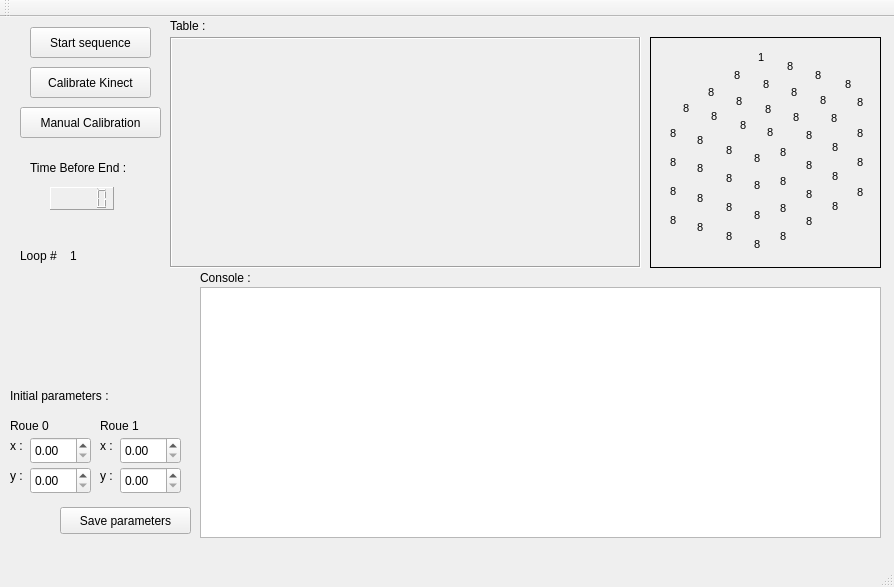
First picture: the form in app/src/basestation/ui/mainwindow.ui, repository francisvalois/design3, before the edit.
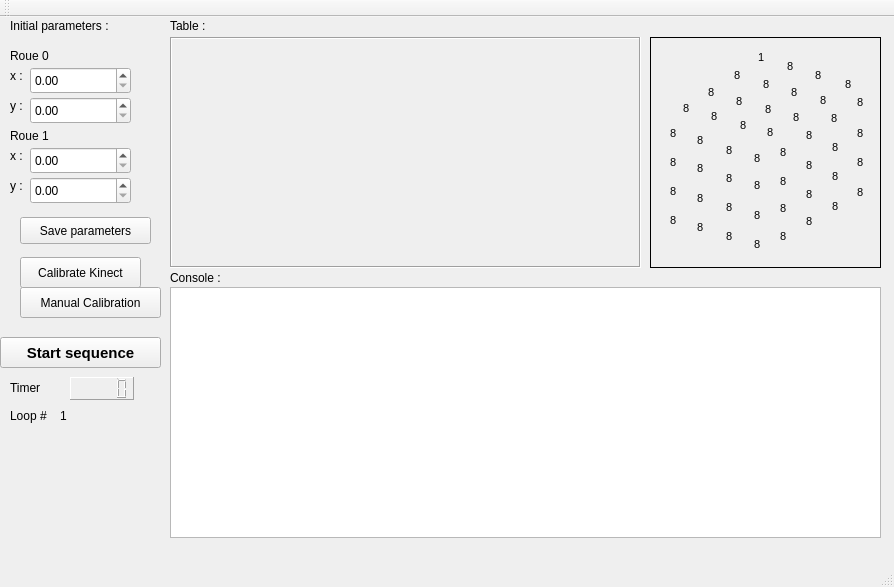
Second picture: the form after the edit.

Patch:
```diff
--- a/app/src/basestation/ui/mainwindow.ui
+++ b/app/src/basestation/ui/mainwindow.ui
@@ -17,12 +17,19 @@
    <widget class="QPushButton" name="StartSequenceButton">
     <property name="geometry">
      <rect>
-      <x>30</x>
-      <y>10</y>
-      <width>121</width>
+      <x>0</x>
+      <y>320</y>
+      <width>161</width>
       <height>31</height>
      </rect>
     </property>
+    <property name="font">
+     <font>
+      <pointsize>11</pointsize>
+      <weight>75</weight>
+      <bold>true</bold>
+     </font>
+    </property>
     <property name="text">
      <string>Start sequence</string>
     </property>
@@ -30,8 +37,8 @@
    <widget class="QLCDNumber" name="TimeBeforeEnd">
     <property name="geometry">
      <rect>
-      <x>50</x>
-      <y>170</y>
+      <x>70</x>
+      <y>360</y>
       <width>64</width>
       <height>23</height>
      </rect>
@@ -49,22 +56,22 @@
    <widget class="QLabel" name="label">
     <property name="geometry">
      <rect>
-      <x>30</x>
-      <y>140</y>
+      <x>10</x>
+      <y>360</y>
       <width>121</width>
       <height>21</height>
      </rect>
     </property>
     <property name="text">
-     <string>Time Before End :</string>
+     <string>Timer</string>
     </property>
    </widget>
    <widget class="QTextEdit" name="consoleText">
     <property name="geometry">
      <rect>
-      <x>200</x>
+      <x>170</x>
       <y>270</y>
-      <width>681</width>
+      <width>711</width>
       <height>251</height>
      </rect>
     </property>
@@ -72,7 +79,7 @@
    <widget class="QLabel" name="label_2">
     <property name="geometry">
      <rect>
-      <x>200</x>
+      <x>170</x>
       <y>250</y>
       <width>121</width>
       <height>21</height>
@@ -85,8 +92,8 @@
    <widget class="QPushButton" name="calibrateKinectButton">
     <property name="geometry">
      <rect>
-      <x>30</x>
-      <y>50</y>
+      <x>20</x>
+      <y>240</y>
       <width>121</width>
       <height>31</height>
      </rect>
@@ -140,7 +147,7 @@
     <property name="geometry">
      <rect>
       <x>20</x>
-      <y>90</y>
+      <y>270</y>
       <width>141</width>
       <height>31</height>
      </rect>
@@ -152,8 +159,8 @@
    <widget class="QLabel" name="label_4">
     <property name="geometry">
      <rect>
-      <x>20</x>
-      <y>230</y>
+      <x>10</x>
+      <y>390</y>
       <width>51</width>
       <height>17</height>
      </rect>
@@ -165,8 +172,8 @@
    <widget class="QLabel" name="loopNumber">
     <property name="geometry">
      <rect>
-      <x>70</x>
-      <y>230</y>
+      <x>60</x>
+      <y>390</y>
       <width>21</width>
       <height>17</height>
      </rect>
@@ -178,8 +185,8 @@
    <widget class="QLabel" name="loopTime">
     <property name="geometry">
      <rect>
-      <x>90</x>
-      <y>230</y>
+      <x>80</x>
+      <y>390</y>
       <width>66</width>
       <height>121</height>
      </rect>
@@ -217,7 +224,7 @@
     <property name="geometry">
      <rect>
       <x>10</x>
-      <y>370</y>
+      <y>0</y>
       <width>151</width>
       <height>17</height>
      </rect>
@@ -230,7 +237,7 @@
     <property name="geometry">
      <rect>
       <x>10</x>
-      <y>420</y>
+      <y>50</y>
       <width>21</width>
       <height>17</height>
      </rect>
@@ -243,7 +250,7 @@
     <property name="geometry">
      <rect>
       <x>10</x>
-      <y>450</y>
+      <y>80</y>
       <width>21</width>
       <height>17</height>
      </rect>
@@ -255,8 +262,8 @@
    <widget class="QPushButton" name="saveParametersbtn">
     <property name="geometry">
      <rect>
-      <x>60</x>
-      <y>490</y>
+      <x>20</x>
+      <y>200</y>
       <width>131</width>
       <height>27</height>
      </rect>
@@ -269,8 +276,8 @@
     <property name="geometry">
      <rect>
       <x>30</x>
-      <y>420</y>
-      <width>61</width>
+      <y>50</y>
+      <width>101</width>
       <height>27</height>
      </rect>
     </property>
@@ -282,8 +289,8 @@
     <property name="geometry">
      <rect>
       <x>30</x>
-      <y>450</y>
-      <width>61</width>
+      <y>80</y>
+      <width>101</width>
       <height>27</height>
      </rect>
     </property>
@@ -1161,9 +1168,9 @@
    <widget class="QDoubleSpinBox" name="roue1y">
     <property name="geometry">
      <rect>
-      <x>120</x>
-      <y>450</y>
-      <width>61</width>
+      <x>30</x>
+      <y>160</y>
+      <width>101</width>
       <height>27</height>
      </rect>
     </property>
@@ -1174,8 +1181,8 @@
    <widget class="QLabel" name="label_9">
     <property name="geometry">
      <rect>
-      <x>100</x>
-      <y>450</y>
+      <x>10</x>
+      <y>160</y>
       <width>21</width>
       <height>17</height>
      </rect>
@@ -1187,8 +1194,8 @@
    <widget class="QLabel" name="label_10">
     <property name="geometry">
      <rect>
-      <x>100</x>
-      <y>420</y>
+      <x>10</x>
+      <y>130</y>
       <width>21</width>
       <height>17</height>
      </rect>
@@ -1200,9 +1207,9 @@
    <widget class="QDoubleSpinBox" name="roue1x">
     <property name="geometry">
      <rect>
-      <x>120</x>
-      <y>420</y>
-      <width>61</width>
+      <x>30</x>
+      <y>130</y>
+      <width>101</width>
       <height>27</height>
      </rect>
     </property>
@@ -1214,7 +1221,7 @@
     <property name="geometry">
      <rect>
       <x>10</x>
-      <y>400</y>
+      <y>30</y>
       <width>66</width>
       <height>17</height>
      </rect>
@@ -1226,8 +1233,8 @@
    <widget class="QLabel" name="label_11">
     <property name="geometry">
      <rect>
-      <x>100</x>
-      <y>400</y>
+      <x>10</x>
+      <y>110</y>
       <width>66</width>
       <height>17</height>
      </rect>
```
